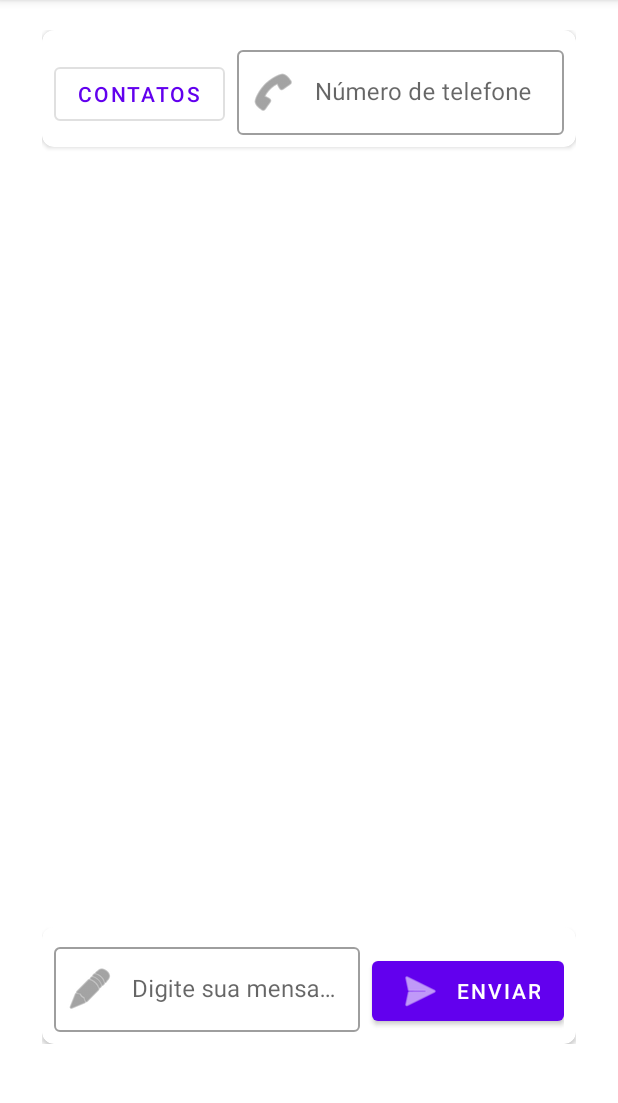
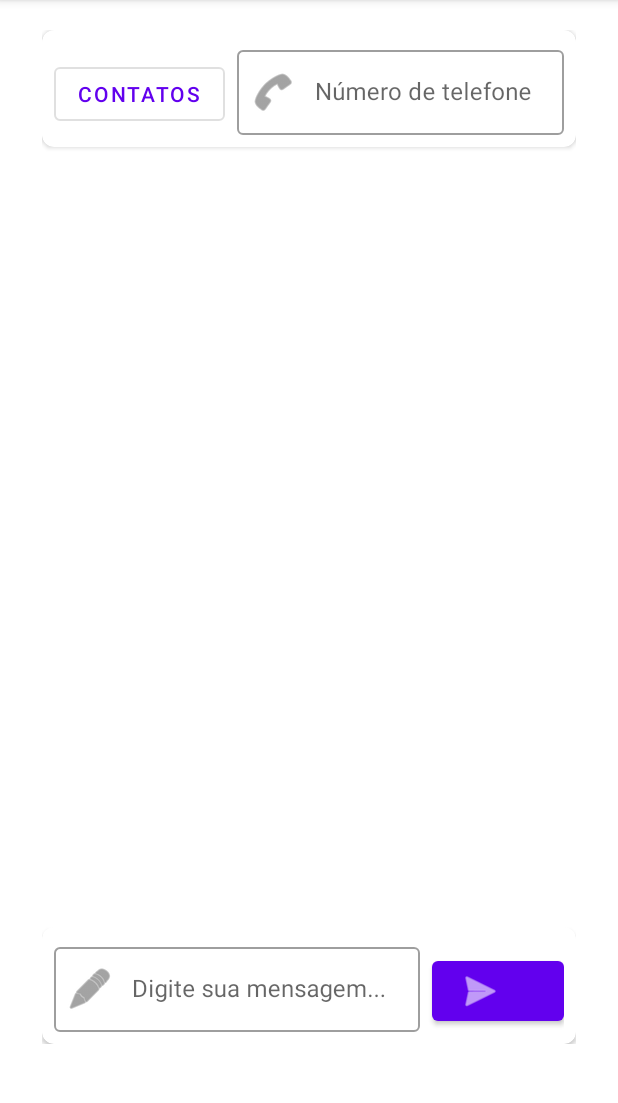
Before and after one commit to alexismoura/Mute-me, an Android app built with Jetpack Compose: the fragment ConversaSmsFragment placed in its activity, after a tap on "CANCELAR", on a phone screen of 412 x 824 dp, the part 84-1187 px from its top. Run offline under Robolectric (Android 15) with nearby library versions, the phone set to English and light mode, and no system bars; our stand-ins replace AdMob, Room's generated code.

Commit message:
removendo texto do Botão

```diff
--- a/app/src/main/res/layout/fragment_sms_conversa.xml
+++ b/app/src/main/res/layout/fragment_sms_conversa.xml
@@ -89,7 +89,6 @@
                 android:id="@+id/btn_enviar"
                 android:layout_width="wrap_content"
                 android:layout_height="wrap_content"
-                android:text="Enviar"
                 android:layout_marginStart="8dp"
                 app:icon="@android:drawable/ic_menu_send"/>
         </LinearLayout>
```
